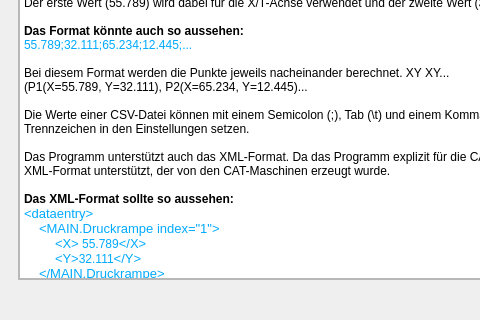
Old version of the form mainwindow.ui in the repository Artem9099/CSV-Datawrapper; both pictures show x 0 to 480 and y 280 to 600 of the 800 by 600 pixel window.
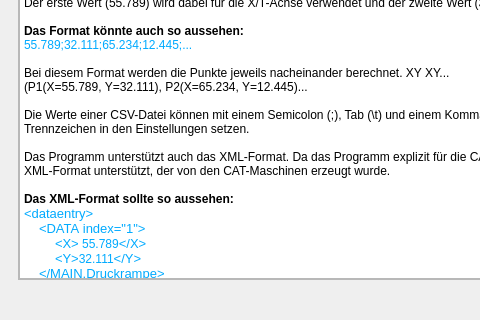
New version of the form. The open tabs and pages were chosen to show the change. Icons and pictures are not drawn.

The edit to the form file:
```diff
--- a/mainwindow.ui
+++ b/mainwindow.ui
@@ -277,14 +277,14 @@
 &lt;p style=&quot;-qt-paragraph-type:empty; margin-top:0px; margin-bottom:0px; margin-left:0px; margin-right:0px; -qt-block-indent:0; text-indent:0px;&quot;&gt;&lt;br /&gt;&lt;/p&gt;
 &lt;p style=&quot; margin-top:0px; margin-bottom:0px; margin-left:0px; margin-right:0px; -qt-block-indent:0; text-indent:0px;&quot;&gt;&lt;span style=&quot; font-weight:700;&quot;&gt;Das XML-Format sollte so aussehen:&lt;/span&gt;&lt;/p&gt;
 &lt;p style=&quot; margin-top:0px; margin-bottom:0px; margin-left:0px; margin-right:0px; -qt-block-indent:0; text-indent:0px;&quot;&gt;&lt;span style=&quot; font-family:'monospace'; font-size:13px; color:#00aaff;&quot;&gt;&amp;lt;dataentry&amp;gt;&lt;/span&gt;&lt;/p&gt;
-&lt;p style=&quot; margin-top:0px; margin-bottom:0px; margin-left:15px; margin-right:0px; -qt-block-indent:0; text-indent:0px;&quot;&gt;&lt;a name=&quot;folder1&quot;&gt;&lt;/a&gt;&lt;span style=&quot; font-family:'monospace'; font-size:13px; color:#00aaff;&quot;&gt;&amp;lt;&lt;/span&gt;&lt;span style=&quot; font-family:'monospace'; font-size:13px; color:#00aaff;&quot;&gt;MAIN.Druckrampe index=&amp;quot;1&amp;quot;&amp;gt;&lt;/span&gt;&lt;/p&gt;
+&lt;p style=&quot; margin-top:0px; margin-bottom:0px; margin-left:15px; margin-right:0px; -qt-block-indent:0; text-indent:0px;&quot;&gt;&lt;a name=&quot;folder1&quot;&gt;&lt;/a&gt;&lt;span style=&quot; font-family:'monospace'; font-size:13px; color:#00aaff;&quot;&gt;&amp;lt;&lt;/span&gt;&lt;span style=&quot; font-family:'monospace'; font-size:13px; color:#00aaff;&quot;&gt;DATA index=&amp;quot;1&amp;quot;&amp;gt;&lt;/span&gt;&lt;/p&gt;
 &lt;p style=&quot; margin-top:0px; margin-bottom:0px; margin-left:31px; margin-right:0px; -qt-block-indent:0; text-indent:0px;&quot;&gt;&lt;span style=&quot; font-family:'monospace'; font-size:13px; color:#00aaff;&quot;&gt;&amp;lt;X&amp;gt;&lt;/span&gt;&lt;span style=&quot; color:#00aaff;&quot;&gt; 55.789&lt;/span&gt;&lt;span style=&quot; font-family:'monospace'; font-size:13px; color:#00aaff;&quot;&gt;&amp;lt;/X&amp;gt;&lt;/span&gt;&lt;/p&gt;
 &lt;p style=&quot; margin-top:0px; margin-bottom:0px; margin-left:31px; margin-right:0px; -qt-block-indent:0; text-indent:0px;&quot;&gt;&lt;span style=&quot; font-family:'monospace'; font-size:13px; color:#00aaff;&quot;&gt;&amp;lt;Y&amp;gt;&lt;/span&gt;&lt;span style=&quot; color:#00aaff;&quot;&gt;32.111&lt;/span&gt;&lt;span style=&quot; font-family:'monospace'; font-size:13px; color:#00aaff;&quot;&gt;&amp;lt;/Y&amp;gt;&lt;/span&gt;&lt;/p&gt;
 &lt;p style=&quot; margin-top:0px; margin-bottom:0px; margin-left:15px; margin-right:0px; -qt-block-indent:0; text-indent:0px;&quot;&gt;&lt;span style=&quot; font-family:'monospace'; font-size:13px; color:#00aaff;&quot;&gt;&amp;lt;/MAIN.Druckrampe&amp;gt;&lt;/span&gt;&lt;/p&gt;
 &lt;p style=&quot; margin-top:0px; margin-bottom:0px; margin-left:15px; margin-right:0px; -qt-block-indent:0; text-indent:0px;&quot;&gt;&lt;a name=&quot;folder2&quot;&gt;&lt;/a&gt;&lt;span style=&quot; font-family:'monospace'; font-size:13px; color:#00aaff;&quot;&gt;&amp;lt;&lt;/span&gt;&lt;span style=&quot; font-family:'monospace'; font-size:13px; color:#00aaff;&quot;&gt;MAIN.Druckrampe index=&amp;quot;2&amp;quot;&amp;gt;&lt;/span&gt;&lt;/p&gt;
 &lt;p style=&quot; margin-top:0px; margin-bottom:0px; margin-left:31px; margin-right:0px; -qt-block-indent:0; text-indent:0px;&quot;&gt;&lt;span style=&quot; font-family:'monospace'; font-size:13px; color:#00aaff;&quot;&gt;&amp;lt;X&amp;gt;&lt;/span&gt;&lt;span style=&quot; color:#00aaff;&quot;&gt;65.234&lt;/span&gt;&lt;span style=&quot; font-family:'monospace'; font-size:13px; color:#00aaff;&quot;&gt;&amp;lt;/X&amp;gt;&lt;/span&gt;&lt;/p&gt;
 &lt;p style=&quot; margin-top:0px; margin-bottom:0px; margin-left:31px; margin-right:0px; -qt-block-indent:0; text-indent:0px;&quot;&gt;&lt;span style=&quot; font-family:'monospace'; font-size:13px; color:#00aaff;&quot;&gt;&amp;lt;Y&amp;gt;&lt;/span&gt;&lt;span style=&quot; color:#00aaff;&quot;&gt;12.445&lt;/span&gt;&lt;span style=&quot; font-family:'monospace'; font-size:13px; color:#00aaff;&quot;&gt;&amp;lt;/Y&amp;gt;&lt;/span&gt;&lt;/p&gt;
-&lt;p style=&quot; margin-top:0px; margin-bottom:0px; margin-left:15px; margin-right:0px; -qt-block-indent:0; text-indent:0px;&quot;&gt;&lt;span style=&quot; font-family:'monospace'; font-size:13px; color:#00aaff;&quot;&gt;&amp;lt;/MAIN.Druckrampe&amp;gt;&lt;/span&gt;&lt;/p&gt;
+&lt;p style=&quot; margin-top:0px; margin-bottom:0px; margin-left:15px; margin-right:0px; -qt-block-indent:0; text-indent:0px;&quot;&gt;&lt;span style=&quot; font-family:'monospace'; font-size:13px; color:#00aaff;&quot;&gt;&amp;lt;/DATA&amp;gt;&lt;/span&gt;&lt;/p&gt;
 &lt;p style=&quot; margin-top:0px; margin-bottom:0px; margin-left:15px; margin-right:0px; -qt-block-indent:0; text-indent:0px;&quot;&gt;&lt;span style=&quot; font-family:'monospace'; font-size:13px; color:#00aaff;&quot;&gt;...&lt;/span&gt;&lt;/p&gt;
 &lt;p style=&quot; margin-top:0px; margin-bottom:0px; margin-left:0px; margin-right:0px; -qt-block-indent:0; text-indent:0px;&quot;&gt;&lt;span style=&quot; font-family:'monospace'; font-size:13px; color:#00aaff;&quot;&gt;&amp;lt;/dataentry&amp;gt;&lt;/span&gt;&lt;/p&gt;
 &lt;p style=&quot;-qt-paragraph-type:empty; margin-top:0px; margin-bottom:0px; margin-left:0px; margin-right:0px; -qt-block-indent:0; text-indent:0px; font-family:'monospace'; font-size:13px; color:#000000;&quot;&gt;&lt;br /&gt;&lt;/p&gt;
```
Left out of the diff: 2 changed lines with no effect on the pictures.
